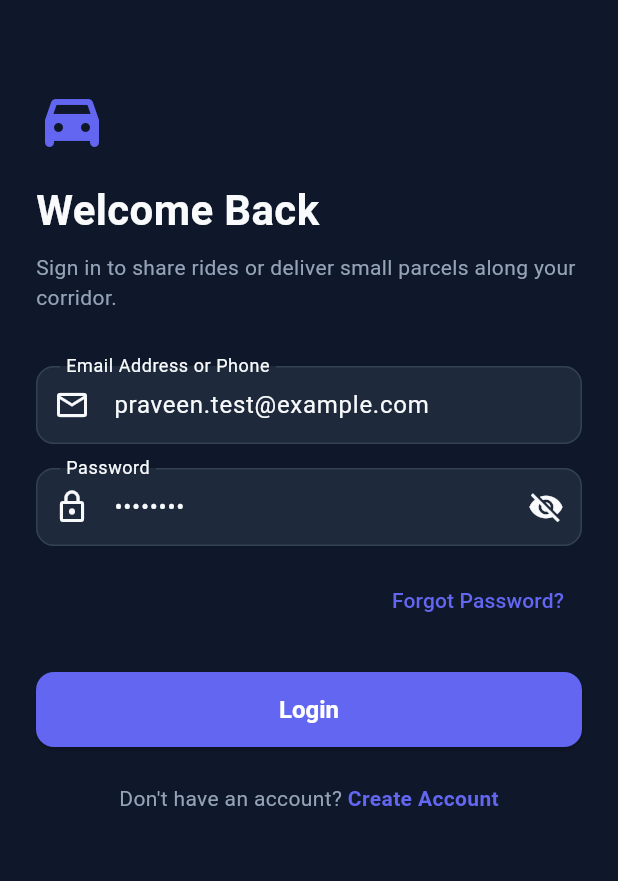
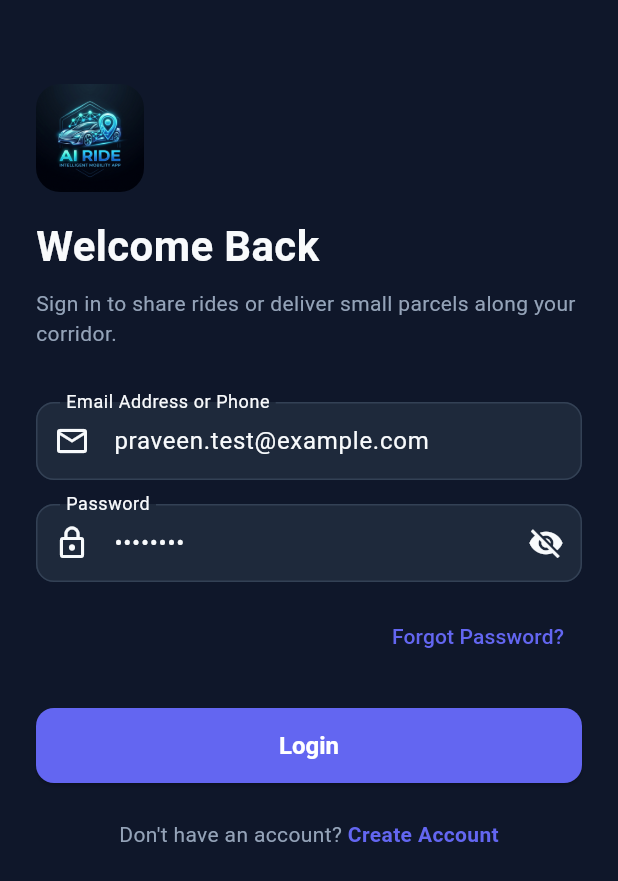
Before and after one commit to guggariprema29-lang/AI-RIDE, a Flutter app: the screen it shows after launch, on a phone screen of 412 x 824 dp. Shown: the top 881 px of the screen. Run offline on Flutter 3.47's test engine with Material 3 defaults, Android fonts, the phone set to English and light mode, and no system bars; our stand-ins replace flutter_map, flutter_secure_storage, latlong2; accounts and stored records are empty; network calls fail.

Commit message:
Update app launcher icon and login screen header with futuristic AI RIDE logo

```diff
--- a/mobile/lib/screens/auth/login_screen.dart
+++ b/mobile/lib/screens/auth/login_screen.dart
@@ -83,10 +83,19 @@ class _LoginScreenState extends State<LoginScreen> {
               crossAxisAlignment: CrossAxisAlignment.start,
               children: [
                 const SizedBox(height: 32),
-                const Icon(
-                  Icons.directions_car_filled_rounded,
-                  size: 48,
-                  color: AppColors.primary,
+                ClipRRect(
+                  borderRadius: BorderRadius.circular(16),
+                  child: Image.asset(
+                    'assets/images/app_logo.png',
+                    height: 72,
+                    width: 72,
+                    fit: BoxFit.cover,
+                    errorBuilder: (_, __, ___) => const Icon(
+                      Icons.directions_car_filled_rounded,
+                      size: 48,
+                      color: AppColors.primary,
+                    ),
+                  ),
                 ),
                 const SizedBox(height: 16),
                 const Text(
```
Also changed, not shown: mobile/assets/images/app_logo.png (added), 6 other files.
